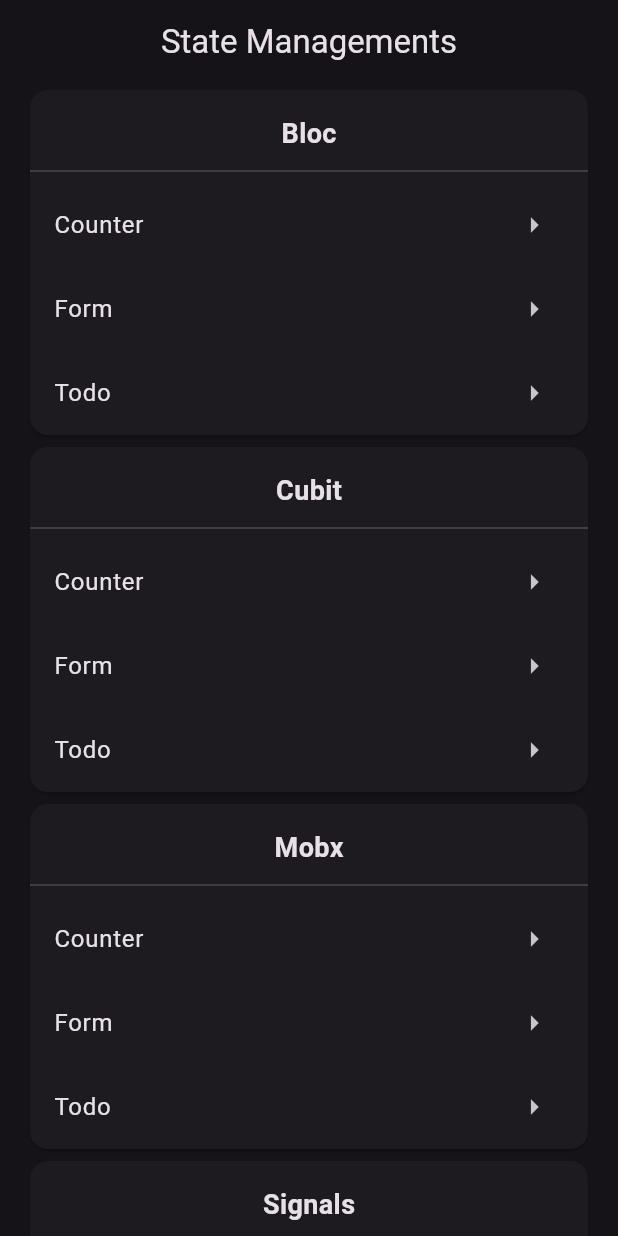
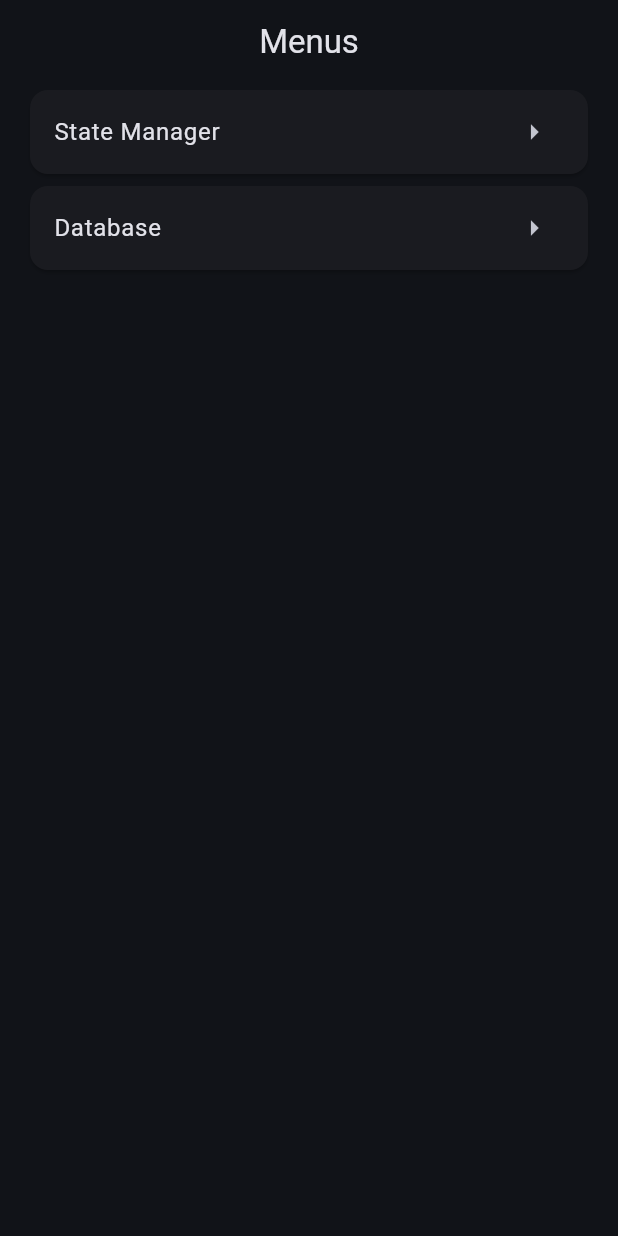
Before and after one commit to IagoAntunes/ExamplesStateManagement, a Flutter app: the screen it shows after launch, on a phone screen of 412 x 824 dp. Run offline on Flutter 3.47's test engine with Material 3 defaults, Android fonts, the phone set to English and light mode, and no system bars; our stand-ins replace flutter_bloc, flutter_mobx, flutter_riverpod, get, mobx, signals and 1 more; accounts and stored records are empty; generated files the repository leaves out were written again.

```diff
--- a/lib/core/menus/all_menus.dart
+++ b/lib/core/menus/all_menus.dart
@@ -1,3 +1,6 @@
+import 'package:testando_coisas/core/models/section_model.dart';
+import 'package:testando_coisas/core/page/state_manager_pages.dart';
+import 'package:testando_coisas/feat/database/sqflite/page/list_sqflite_page.dart';
 import 'package:testando_coisas/feat/state_manager/bloc/counter_bloc/pages/counter_bloc_page.dart';
 import 'package:testando_coisas/feat/state_manager/bloc/form_bloc/pages/form_bloc_page.dart';
 import 'package:testando_coisas/feat/state_manager/bloc/todo_bloc/page/todo_bloc_page.dart';
@@ -21,8 +24,29 @@ import 'package:testando_coisas/feat/state_manager/signals/form/signals_form.dar
 
 import '../models/group_page_mode.dart';
 import '../models/page_model.dart';
+import '../page/database_pages.dart';
 
 class AppMenus {
+  static List<SectionModel> listSections = [
+    SectionModel(
+      title: 'State Manager',
+      list: listMenus,
+      builder: () => const StateManagerPage(),
+    ),
+    SectionModel(
+      title: 'Database',
+      list: listDatabase,
+      builder: () => const DatabasePage(),
+    ),
+  ];
+  static List<GroupPageModel> listDatabase = [
+    GroupPageModel(
+      title: "Sqflite",
+      list: [
+        PageModel(builder: () => const ListSqflitePage(), title: "List Todos"),
+      ],
+    ),
+  ];
   static List<GroupPageModel> listMenus = [
     GroupPageModel(
       title: "Bloc",
--- /dev/null
+++ b/lib/core/models/section_model.dart
@@ -0,0 +1,13 @@
+import 'package:flutter/material.dart';
+import 'package:testando_coisas/core/models/group_page_mode.dart';
+
+class SectionModel {
+  String title;
+  List<GroupPageModel> list;
+  final Widget Function() builder;
+  SectionModel({
+    required this.title,
+    required this.builder,
+    required this.list,
+  });
+}
--- a/lib/core/page/all_pages.dart
+++ b/lib/core/page/all_pages.dart
@@ -8,40 +8,28 @@ class HomePage extends StatelessWidget {
   Widget build(BuildContext context) {
     return Scaffold(
       appBar: AppBar(
-        title: const Text("State Managements"),
+        title: const Text("Menus"),
         centerTitle: true,
       ),
       body: Padding(
         padding: const EdgeInsets.symmetric(horizontal: 16),
         child: ListView.builder(
-          itemCount: AppMenus.listMenus.length,
+          itemCount: AppMenus.listSections.length,
           itemBuilder: (context, index) {
-            var menu = AppMenus.listMenus[index];
+            var menu = AppMenus.listSections[index];
             return Card(
               child: Column(
                 children: [
-                  Padding(
-                    padding: const EdgeInsets.only(top: 16, bottom: 4),
-                    child: Text(
-                      menu.title,
-                      style: const TextStyle(
-                        fontSize: 18,
-                        fontWeight: FontWeight.bold,
-                      ),
-                    ),
-                  ),
-                  const Divider(),
-                  for (var item in menu.list)
                   ListTile(
                     onTap: () {
                       Navigator.push(
                         context,
                         MaterialPageRoute(
-                            builder: (context) => item.builder(),
+                          builder: (context) => menu.builder(),
                         ),
                       );
                     },
-                      title: Text(item.title),
+                    title: Text(menu.title),
                     trailing: const Icon(Icons.arrow_right),
                   ),
                 ],
--- a/lib/main.dart
+++ b/lib/main.dart
@@ -16,14 +16,14 @@ class MyApp extends StatelessWidget {
       title: 'Flutter Demo',
       theme: ThemeData(
         colorScheme: ColorScheme.fromSeed(
-          seedColor: Colors.deepPurple,
+          seedColor: Colors.blueAccent,
           brightness: Brightness.light,
         ),
         useMaterial3: true,
       ),
       darkTheme: ThemeData(
         colorScheme: ColorScheme.fromSeed(
-          seedColor: Colors.deepPurple,
+          seedColor: Colors.blueAccent,
           brightness: Brightness.dark,
         ),
         useMaterial3: true,
--- a/pubspec.yaml
+++ b/pubspec.yaml
@@ -40,6 +40,7 @@ dependencies:
   cupertino_icons: ^1.0.2
   flutter_riverpod: ^2.4.10
   riverpod_annotation: ^2.3.4
+  sqflite: ^2.3.2
 
 dev_dependencies:
   flutter_test:
```
Also changed, not shown: lib/core/components/custom_textfield_component.dart (+6 -3 lines), lib/core/models/todo_model.dart (+47 -0 lines), lib/core/page/database_pages.dart (added, +68 -0 lines), lib/core/page/state_manager_pages.dart (added, +55 -0 lines), lib/feat/database/sqflite/db/db_sqflite.dart (added, +69 -0 lines), lib/feat/database/sqflite/page/list_sqflite_page.dart (added, +117 -0 lines), pubspec.lock. Lines whose indentation alone changed are shown as unchanged.
